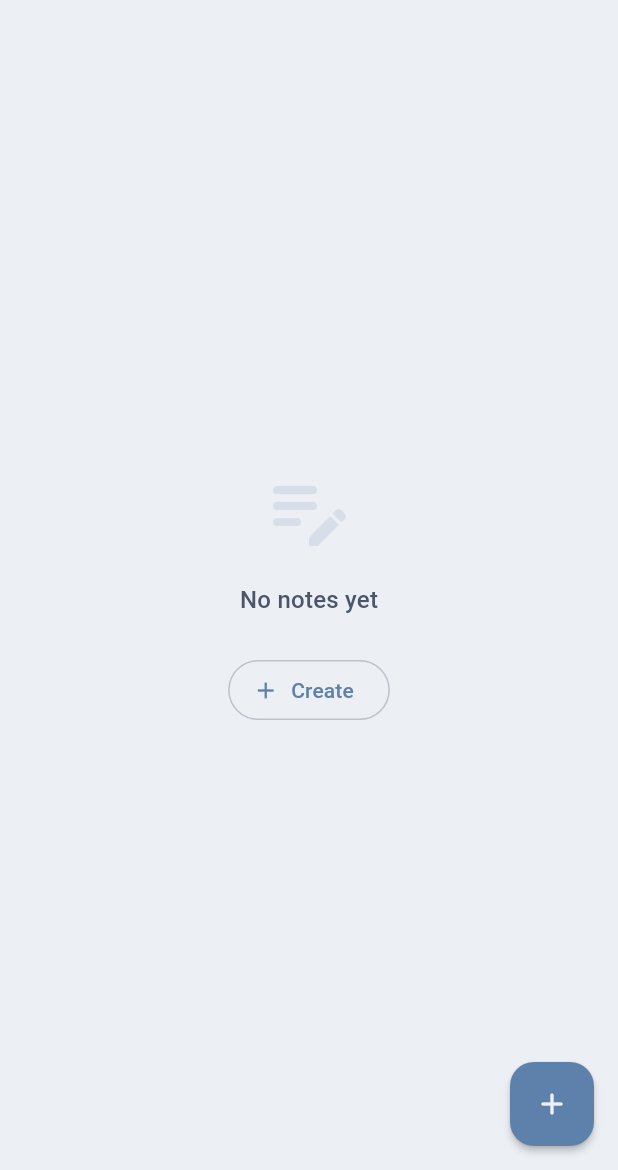
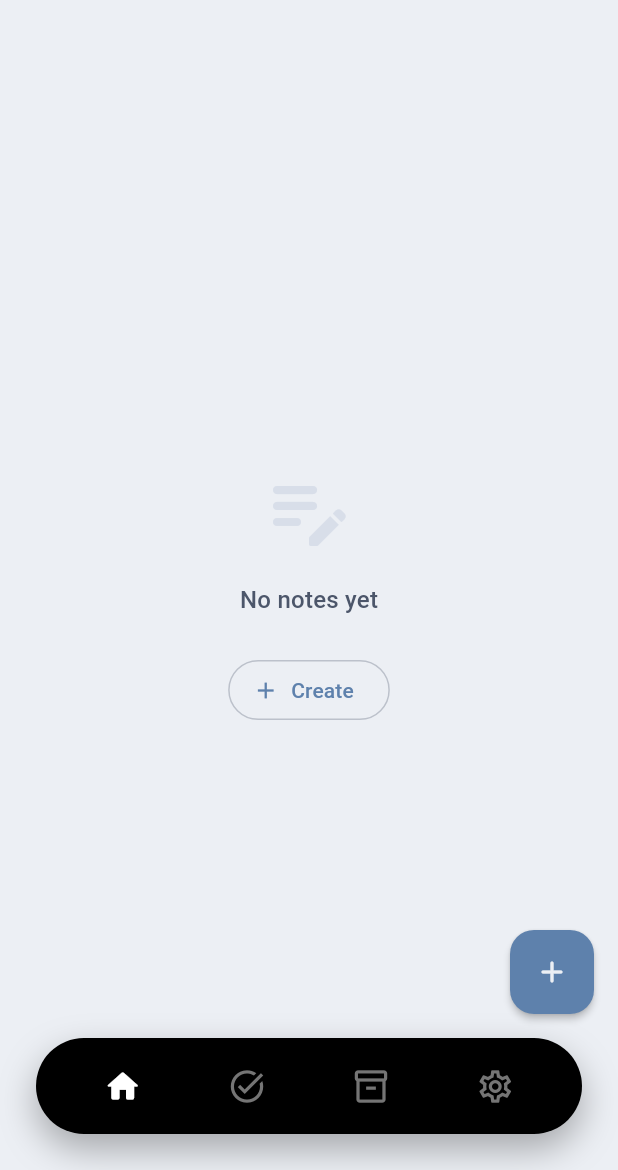
Before and after one commit to Z-xus/skadoosh-android, a Flutter app: the NotesPage screen opened directly, on a phone screen of 412 x 824 dp, the part 66-1236 px from its top. Run offline on Flutter 3.47's test engine with Material 3 defaults, Android fonts, the phone set to English and light mode, and no system bars; our stand-ins replace device_info_plus, isar, popover, shared_preferences, watcher; missing offline and left inert: appflowy_editor, diff_match_patch, pointycastle; accounts and stored records are empty; generated files the repository leaves out were written again.

Commit message:
feat(ui): add basic theme floating nav

```diff
--- a/lib/models/note.dart
+++ b/lib/models/note.dart
@@ -1,6 +1,5 @@
 import 'package:isar/isar.dart';
 import 'dart:convert';
-import 'dart:io';
 import 'package:crypto/crypto.dart';
 import 'package:archive/archive.dart';
 import 'package:skadoosh_app/services/storage_service.dart';
--- a/lib/pages/notes_page.dart
+++ b/lib/pages/notes_page.dart
@@ -1,9 +1,6 @@
 import 'package:flutter/material.dart';
 import 'package:provider/provider.dart';
 import 'package:skadoosh_app/components/drawer.dart';
-// Note: We are replacing the external NoteTile with a local _MinimalNoteTile
-// to fix the layout issues directly in this file.
-// import 'package:skadoosh_app/components/note_tile.dart';
 import 'package:skadoosh_app/models/note.dart';
 import 'package:skadoosh_app/models/note_database.dart';
 import 'package:skadoosh_app/services/key_based_sync_service.dart';
@@ -23,6 +20,9 @@ class _NotesPageState extends State<NotesPage>
   bool _isSyncing = false;
   late AnimationController _animationController;
   late Animation<double> _fadeAnimation;
+
+  // 1. Add state for navigation
+  int _currentIndex = 0;
 
   @override
   void initState() {
@@ -133,7 +133,8 @@ class _NotesPageState extends State<NotesPage>
             ? colorScheme.errorContainer
             : null,
         behavior: SnackBarBehavior.floating,
-        margin: DesignTokens.pageMargin,
+        // Adjusted margin to appear above the new bottom nav
+        margin: const EdgeInsets.only(bottom: 100, left: 16, right: 16),
         shape: RoundedRectangleBorder(
           borderRadius: BorderRadius.circular(DesignTokens.radiusM),
         ),
@@ -173,19 +174,109 @@ class _NotesPageState extends State<NotesPage>
     _showMessage('Note archived', isSuccess: true);
   }
 
+  // 2. Extracted the Notes View Logic to keep build method clean
+  Widget _buildNotesView(ThemeData theme, ColorScheme colorScheme) {
+    return FadeTransition(
+      opacity: _fadeAnimation,
+      child: RefreshIndicator(
+        onRefresh: _performSync,
+        color: colorScheme.primary,
+        child: Consumer<NoteDatabase>(
+          builder: (context, noteDatabase, child) {
+            final notes = noteDatabase.currentNotes;
+
+            if (notes.isEmpty) {
+              return _EmptyNotesView(onCreateNote: _createNote, theme: theme);
+            }
+
+            return CustomScrollView(
+              slivers: [
+                SliverPadding(
+                  // Increased bottom padding so the last note isn't hidden behind the floating bar
+                  padding: const EdgeInsets.fromLTRB(16, 8, 16, 100),
+                  sliver: SliverList(
+                    delegate: SliverChildBuilderDelegate((context, index) {
+                      final note = notes[index];
+                      return Padding(
+                        padding: const EdgeInsets.only(bottom: 8.0),
+                        child: _SwipeableNoteTile(
+                          key: ValueKey(note.id),
+                          note: note,
+                          onTap: () => _updateNote(note),
+                          onArchive: () => _archiveNote(note.id),
+                          onDelete: () => _moveNoteToTrash(note.id),
+                        ),
+                      );
+                    }, childCount: notes.length),
+                  ),
+                ),
+              ],
+            );
+          },
+        ),
+      ),
+    );
+  }
+
+  // 3. Simple placeholders for the other pages
+  Widget _buildPlaceholderPage(String title, IconData icon) {
+    return Center(
+      child: Column(
+        mainAxisAlignment: MainAxisAlignment.center,
+        children: [
+          Icon(
+            icon,
+            size: 64,
+            color: Theme.of(context).colorScheme.outlineVariant,
+          ),
+          const SizedBox(height: 16),
+          Text(title, style: Theme.of(context).textTheme.headlineSmall),
+        ],
+      ),
+    );
+  }
+
   @override
   Widget build(BuildContext context) {
     final theme = Theme.of(context);
     final colorScheme = theme.colorScheme;
     final textTheme = theme.textTheme;
 
+    // 4. Switch visible content
+    Widget content;
+    String title;
+
+    switch (_currentIndex) {
+      case 0:
+        content = _buildNotesView(theme, colorScheme);
+        title = 'Notes';
+        break;
+      case 1:
+        content = _buildPlaceholderPage('Todos', Icons.check_circle_outline);
+        title = 'Todos';
+        break;
+      case 2:
+        content = _buildPlaceholderPage('Archive', Icons.inventory_2_outlined);
+        title = 'Archive';
+        break;
+      case 3:
+        content = _buildPlaceholderPage('Settings', Icons.settings_outlined);
+        title = 'Settings';
+        break;
+      default:
+        content = _buildNotesView(theme, colorScheme);
+        title = 'Notes';
+    }
+
     return Scaffold(
+      // 5. CRITICAL: extendBody allows content to flow behind the navigation bar
+      extendBody: true,
       appBar: AppBar(
         elevation: 0,
         backgroundColor: Colors.transparent,
         foregroundColor: colorScheme.onSurface,
         title: Text(
-          'Notes',
+          title,
           style: textTheme.headlineSmall?.copyWith(
             fontWeight: FontWeight.w600,
             letterSpacing: -0.5,
@@ -193,6 +284,8 @@ class _NotesPageState extends State<NotesPage>
         ),
         centerTitle: false,
         actions: [
+          // Only show Sync button on Notes page
+          if (_currentIndex == 0) ...[
             Semantics(
               label: _isSyncing
                   ? 'Syncing notes in progress'
@@ -221,56 +314,78 @@ class _NotesPageState extends State<NotesPage>
             ),
             const SizedBox(width: 8),
           ],
+        ],
       ),
       backgroundColor: colorScheme.surface,
       drawer: const MyDrawer(),
-      floatingActionButton: FloatingActionButton(
+      // Hide FAB if not on Notes page
+      floatingActionButton: _currentIndex == 0
+          ? FloatingActionButton(
               onPressed: _createNote,
               elevation: 2,
               backgroundColor: colorScheme.primary,
               foregroundColor: colorScheme.onPrimary,
-        shape: RoundedRectangleBorder(borderRadius: BorderRadius.circular(16)),
+              shape: RoundedRectangleBorder(
+                borderRadius: BorderRadius.circular(16),
+              ),
               child: const Icon(Icons.add_rounded),
+            )
+          : null,
+
+      body: content,
+
+      // 6. The Floating Custom Navigation Bar
+      bottomNavigationBar: SafeArea(
+        child: Container(
+          height: 64,
+          margin: const EdgeInsets.only(left: 24, right: 24, bottom: 24),
+          decoration: BoxDecoration(
+            color: Colors.black,
+            borderRadius: BorderRadius.circular(32),
+            boxShadow: [
+              BoxShadow(
+                color: Colors.black.withOpacity(0.3),
+                offset: const Offset(0, 10),
+                blurRadius: 20,
               ),
-      body: FadeTransition(
-        opacity: _fadeAnimation,
-        child: RefreshIndicator(
-          onRefresh: _performSync,
-          color: colorScheme.primary,
-          child: Consumer<NoteDatabase>(
-            builder: (context, noteDatabase, child) {
-              final notes = noteDatabase.currentNotes;
-
-              if (notes.isEmpty) {
-                return _EmptyNotesView(onCreateNote: _createNote, theme: theme);
+            ],
+          ),
+          child: Row(
+            mainAxisAlignment: MainAxisAlignment.spaceEvenly,
+            children: [
+              _buildNavItem(0, Icons.home_rounded, Icons.home_outlined),
+              _buildNavItem(1, Icons.task_alt_rounded, Icons.task_alt_outlined),
+              _buildNavItem(
+                2,
+                Icons.inventory_2_rounded,
+                Icons.inventory_2_outlined,
+              ),
+              _buildNavItem(3, Icons.settings_rounded, Icons.settings_outlined),
+            ],
+          ),
+        ),
+      ),
+    );
   }
 
-              return CustomScrollView(
-                slivers: [
-                  SliverPadding(
-                    padding: const EdgeInsets.symmetric(
-                      horizontal: 16.0,
-                      vertical: 8.0,
-                    ),
-                    sliver: SliverList(
-                      delegate: SliverChildBuilderDelegate((context, index) {
-                        final note = notes[index];
-                        return Padding(
-                          padding: const EdgeInsets.only(bottom: 8.0),
-                          child: _SwipeableNoteTile(
-                            key: ValueKey(note.id),
-                            note: note,
-                            onTap: () => _updateNote(note),
-                            onArchive: () => _archiveNote(note.id),
-                            onDelete: () => _moveNoteToTrash(note.id),
-                          ),
-                        );
-                      }, childCount: notes.length),
-                    ),
-                  ),
-                ],
-              );
+  Widget _buildNavItem(int index, IconData activeIcon, IconData inactiveIcon) {
+    final isSelected = _currentIndex == index;
+
+    return GestureDetector(
+      onTap: () => setState(() => _currentIndex = index),
+      behavior: HitTestBehavior.opaque,
+      child: Container(
+        padding: const EdgeInsets.all(12),
+        child: AnimatedSwitcher(
+          duration: const Duration(milliseconds: 200),
+          transitionBuilder: (child, animation) {
+            return ScaleTransition(scale: animation, child: child);
           },
+          child: Icon(
+            isSelected ? activeIcon : inactiveIcon,
+            key: ValueKey<bool>(isSelected),
+            color: isSelected ? Colors.white : Colors.grey.shade600,
+            size: 26,
           ),
         ),
       ),
@@ -444,7 +559,6 @@ class _SwipeableNoteTileState extends State<_SwipeableNoteTile>
               ),
 
             // Right container (delete - red)
-            // FIXED: Using single block with Align(centerRight)
             if (showRightContainer)
               Positioned(
                 right: 0,
```
Lines whose indentation alone changed are shown as unchanged.
